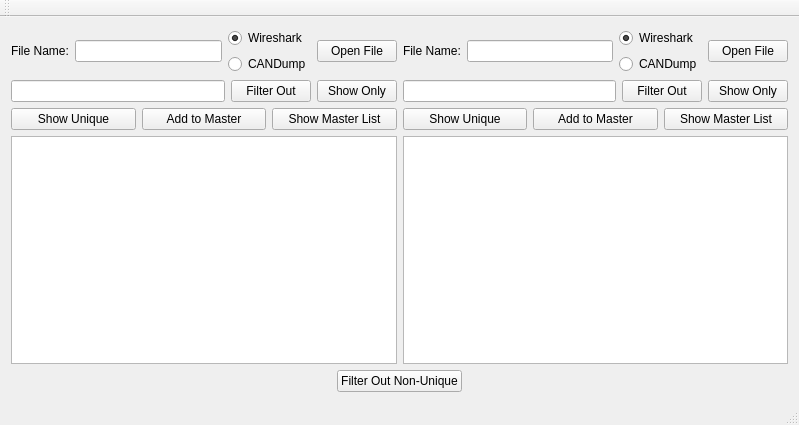
The window that mainwindow.ui (dcg0006/canbus_analyzer) describes before a commit, drawn with Qt 5.
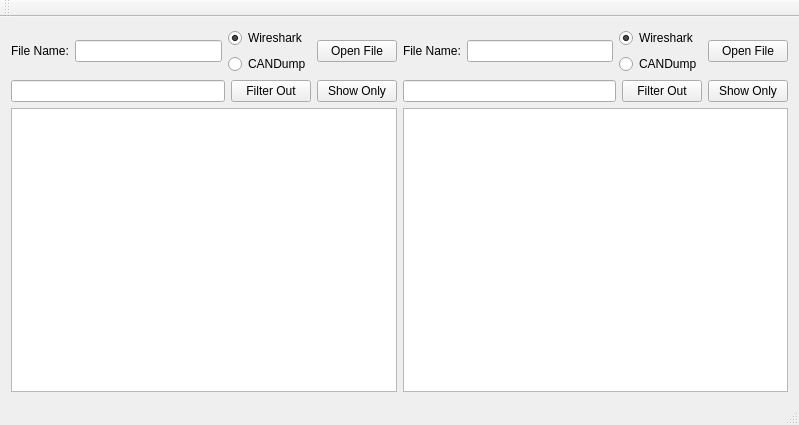
The same window after the commit.

What changed in the file:
```diff
--- a/mainwindow.ui
+++ b/mainwindow.ui
@@ -88,31 +88,6 @@
           </item>
          </layout>
         </item>
-        <item>
-         <layout class="QHBoxLayout" name="horizontalLayout_5">
-          <item>
-           <widget class="QPushButton" name="showUnique1">
-            <property name="text">
-             <string>Show Unique</string>
-            </property>
-           </widget>
-          </item>
-          <item>
-           <widget class="QPushButton" name="addMaster1">
-            <property name="text">
-             <string>Add to Master</string>
-            </property>
-           </widget>
-          </item>
-          <item>
-           <widget class="QPushButton" name="showMaster1">
-            <property name="text">
-             <string>Show Master List</string>
-            </property>
-           </widget>
-          </item>
-         </layout>
-        </item>
         <item>
          <widget class="QTableView" name="tableView1"/>
         </item>
@@ -189,31 +164,6 @@
           </item>
          </layout>
         </item>
-        <item>
-         <layout class="QHBoxLayout" name="horizontalLayout_6">
-          <item>
-           <widget class="QPushButton" name="showUnique2">
-            <property name="text">
-             <string>Show Unique</string>
-            </property>
-           </widget>
-          </item>
-          <item>
-           <widget class="QPushButton" name="addMaster2">
-            <property name="text">
-             <string>Add to Master</string>
-            </property>
-           </widget>
-          </item>
-          <item>
-           <widget class="QPushButton" name="showMaster2">
-            <property name="text">
-             <string>Show Master List</string>
-            </property>
-           </widget>
-          </item>
-         </layout>
-        </item>
         <item>
          <widget class="QTableView" name="tableView2"/>
         </item>
@@ -221,43 +171,6 @@
       </item>
      </layout>
     </item>
-    <item>
-     <layout class="QHBoxLayout" name="horizontalLayout_7">
-      <item>
-       <spacer name="horizontalSpacer">
-        <property name="orientation">
-         <enum>Qt::Horizontal</enum>
-        </property>
-        <property name="sizeHint" stdset="0">
-         <size>
-          <width>40</width>
-          <height>20</height>
-         </size>
-        </property>
-       </spacer>
-      </item>
-      <item>
-       <widget class="QPushButton" name="filterNonUnique">
-        <property name="text">
-         <string>Filter Out Non-Unique</string>
-        </property>
-       </widget>
-      </item>
-      <item>
-       <spacer name="horizontalSpacer_2">
-        <property name="orientation">
-         <enum>Qt::Horizontal</enum>
-        </property>
-        <property name="sizeHint" stdset="0">
-         <size>
-          <width>40</width>
-          <height>20</height>
-         </size>
-        </property>
-       </spacer>
-      </item>
-     </layout>
-    </item>
    </layout>
    <zorder>radioLeftWire</zorder>
    <zorder>radioLeftCandump</zorder>
```
Left out of the diff: 5 changed lines with no effect on the pictures.
